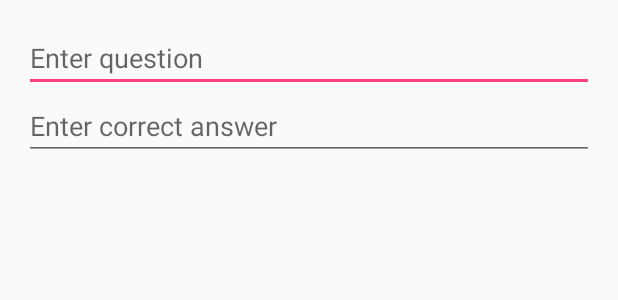
After one commit to YukiSora/shitake, an Android app: the layout view_customize_deck.xml on its own in the app's theme, with its tools: preview values and no code run, on a phone screen of 412 x 824 dp. The commit adds this screen. Shown: the top 300 px of the screen. Run offline under Robolectric (Android 15) with nearby library versions, the phone set to English and light mode, and no system bars.

Commit message:
costomize deck

```diff
--- a/app/src/main/AndroidManifest.xml
+++ b/app/src/main/AndroidManifest.xml
@@ -24,7 +24,9 @@
         </activity>
         <activity android:name=".AboutActivity" />
         <activity android:name=".AccountActivity" />
-        <activity android:name=".GameActivity" />
+        <activity
+            android:name=".GameActivity"
+            android:windowSoftInputMode="stateAlwaysHidden" />
         <activity android:name=".LobbyActivity" />
         <activity android:name=".TutorialActivity" />
     </application>
--- a/app/src/main/java/moe/yukisora/shitake/ui/lobby/HostFragment.java
+++ b/app/src/main/java/moe/yukisora/shitake/ui/lobby/HostFragment.java
@@ -74,6 +74,7 @@ public class HostFragment extends Fragment {
         decks.add(adapter.new ViewData("Proverbs"));
         decks.add(adapter.new ViewData("Adults Only"));
         decks.add(adapter.new ViewData("Animals"));
+        decks.add(adapter.new ViewData("Customize Deck"));
     }
 
     public ArrayList<DeckRecyclerViewAdapter.ViewData> getDecks() {
--- a/app/src/main/res/layout/fragment_question.xml
+++ b/app/src/main/res/layout/fragment_question.xml
@@ -1,6 +1,7 @@
 <?xml version="1.0" encoding="utf-8"?>
 <ScrollView xmlns:android="http://schemas.android.com/apk/res/android"
     xmlns:app="http://schemas.android.com/apk/res-auto"
+    android:id="@+id/questionScrollView"
     android:layout_width="match_parent"
     android:layout_height="match_parent"
     android:fillViewport="true"
--- /dev/null
+++ b/app/src/main/res/layout/view_customize_deck.xml
@@ -0,0 +1,23 @@
+<?xml version="1.0" encoding="utf-8"?>
+<LinearLayout xmlns:android="http://schemas.android.com/apk/res/android"
+    android:layout_width="match_parent"
+    android:layout_height="match_parent"
+    android:orientation="vertical"
+    android:paddingBottom="@dimen/activity_vertical_margin"
+    android:paddingLeft="@dimen/activity_horizontal_margin"
+    android:paddingRight="@dimen/activity_horizontal_margin"
+    android:paddingTop="@dimen/activity_vertical_margin">
+
+    <EditText
+        android:id="@+id/questionDialog"
+        android:layout_width="match_parent"
+        android:layout_height="wrap_content"
+        android:hint="@string/enter_question" />
+
+    <EditText
+        android:id="@+id/answerDialog"
+        android:layout_width="match_parent"
+        android:layout_height="wrap_content"
+        android:hint="@string/enter_correct_answer" />
+
+</LinearLayout>
--- a/app/src/main/res/values/strings.xml
+++ b/app/src/main/res/values/strings.xml
@@ -28,8 +28,12 @@
 
     <string name="quit_game">Quit Game</string>
     <string name="are_you_sure_quit_this_game">Are you sure quit this game?</string>
+    <string name="customize_question">Customize question</string>
+    <string name="enter_question">Enter question</string>
+    <string name="enter_correct_answer">Enter correct answer</string>
     <string name="waiting_question">Waiting question</string>
     <string name="enter_your_answer">Enter your answer.</string>
+    <string name="question_and_answer_cannot_be_empty">Question and answer cannot be empty</string>
     <string name="answer_cannot_be_empty">Answer cannot be empty</string>
     <string name="submit">Submit</string>
     <string name="collecting_answer">Collecting Answers</string>
```
Also changed, not shown: app/src/main/java/moe/yukisora/shitake/api/DeckAPIClient.java (+10 -4 lines), app/src/main/java/moe/yukisora/shitake/ui/game/QuestionFragment.java (+59 -16 lines), 2 other files.
